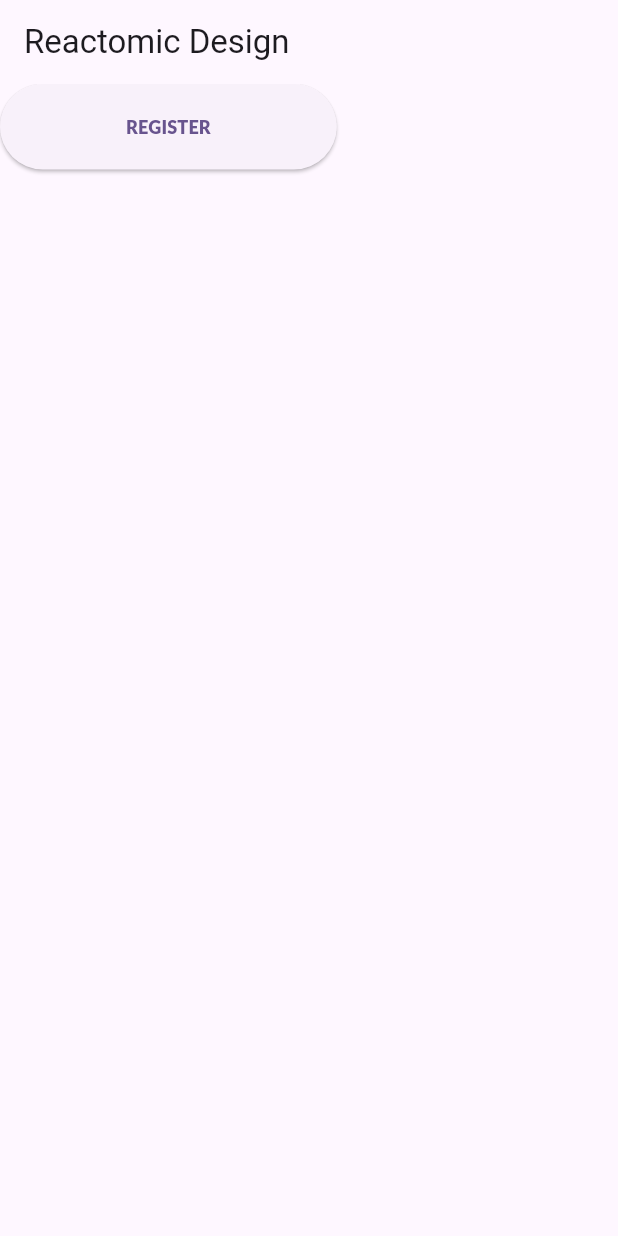
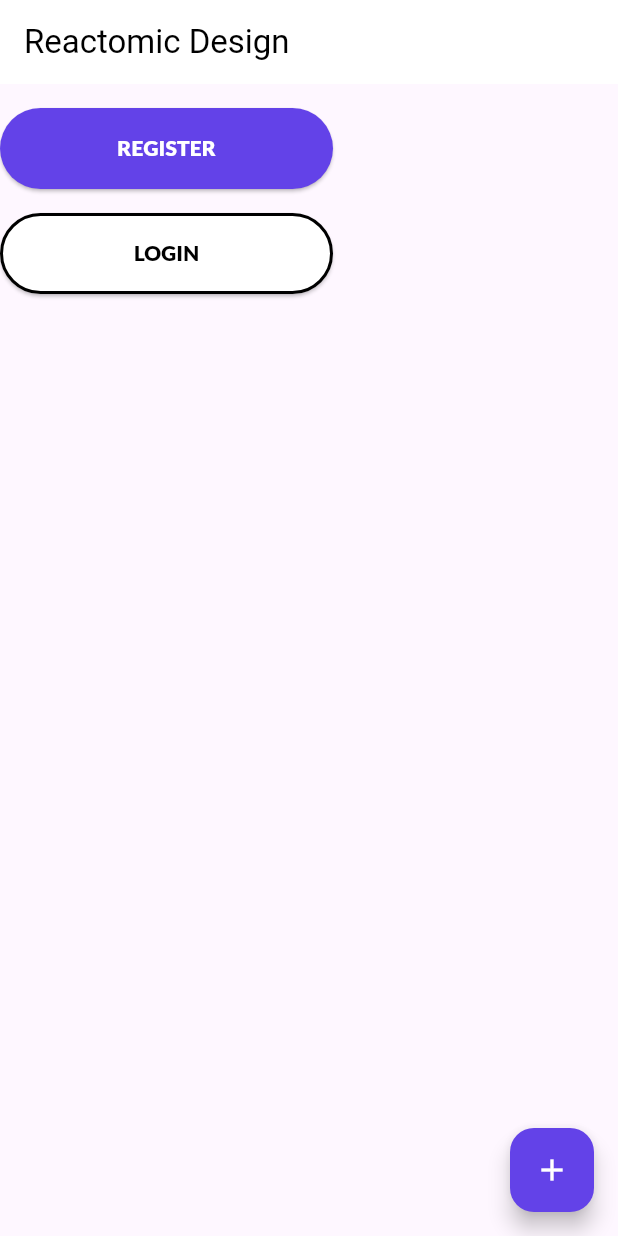
Before and after one commit to tiancris01/REACTIVE_DESIGN_PATTER, a Flutter app: the screen it shows after launch, after a tap on "REGISTER", on a phone screen of 412 x 824 dp. Run offline on Flutter 3.47's test engine with Material 3 defaults, Android fonts, the phone set to English and light mode, and no system bars; our stand-ins replace google_fonts.

```diff
--- a/example/lib/main.dart
+++ b/example/lib/main.dart
@@ -1,5 +1,11 @@
+import 'package:example/src/core/theme/app_theme.dart';
+import 'package:example/src/theme_bloc.dart';
 import 'package:flutter/material.dart';
 import 'package:reactomic_design/atoms/bottons/reactomic_main_button.dart';
+
+extension ThemeGetter on BuildContext {
+  ThemeData get themeData => Theme.of(this);
+}
 
 void main() {
   runApp(const MyApp());
@@ -10,19 +16,29 @@ class MyApp extends StatelessWidget {
 
   @override
   Widget build(BuildContext context) {
-    return MaterialApp(
-      title: 'Flutter Demo',
-      theme: ThemeData(
-        colorScheme: ColorScheme.fromSeed(seedColor: Colors.deepPurple),
-        useMaterial3: true,
-      ),
-      home: const TesterWidget(),
+    final ThemeBloc themeBloc = ThemeBloc();
+
+    return StreamBuilder<bool>(
+      stream: themeBloc.themeStream,
+      initialData: false,
+      builder: (context, snapshot) {
+        return MaterialApp(
+          title: 'Flutter Demo',
+          theme: AppTheme.light(),
+          darkTheme: AppTheme.dark(),
+          home: TesterWidget(
+            themeBloc: themeBloc,
+          ),
+          themeMode: snapshot.data == false ? ThemeMode.dark : ThemeMode.light,
+        );
+      },
     );
   }
 }
 
 class TesterWidget extends StatelessWidget {
-  const TesterWidget({super.key});
+  final ThemeBloc themeBloc;
+  const TesterWidget({super.key, required this.themeBloc});
 
   @override
   Widget build(BuildContext context) {
@@ -30,9 +46,30 @@ class TesterWidget extends StatelessWidget {
       appBar: AppBar(
         title: const Text('Reactomic Design'),
       ),
-      body: ReactomicMainButton(
-        label: 'REGISTER',
+      body: Column(
+        // crossAxisAlignment: CrossAxisAlignment.stretch,
+        children: [
+          const SizedBox(height: 16),
+          ReactomicMainButton(
+            label: 'REGISTER',
+            onPressed: () {
+              themeBloc.toggleTheme();
+            },
+          ),
+          const SizedBox(height: 16),
+          ReactomicMainButton.outlined(
+            stroke: 2.0,
+            label: 'LOGIN',
+            onPressed: () {
+              themeBloc.toggleTheme();
+            },
+          ),
+          // ElevatedButton.icon(onPressed: onPressed, label: label),
+        ],
+      ),
+      floatingActionButton: FloatingActionButton(
         onPressed: () {},
+        child: const Icon(Icons.add),
       ),
     );
   }
--- /dev/null
+++ b/example/lib/src/core/extentions/extentions.dart
@@ -0,0 +1,27 @@
+import 'package:example/src/core/theme/app_theme.dart';
+import 'package:example/src/core/theme/theme_extentions/colors_theme_extention.dart';
+import 'package:flutter/material.dart';
+
+extension AppThemeExtension on ThemeData {
+  ColorsThemeExtention get appColors =>
+      extension<ColorsThemeExtention>() ?? AppTheme.appColors;
+}
+
+/// Optional. If you also want to assign colors in the `ColorScheme`.
+extension ColorSchemeBuilder on ColorsThemeExtention {
+  ColorScheme toColorScheme(Brightness brightness) {
+    return ColorScheme(
+      brightness: brightness,
+      primary: primary,
+      onPrimary: onPrimary,
+      secondary: secondary,
+      onSecondary: onSecondary,
+      error: error,
+      onError: onError,
+      background: background,
+      onBackground: onBackground,
+      surface: surface,
+      onSurface: onSurface,
+    );
+  }
+}
--- /dev/null
+++ b/example/lib/src/core/theme/app_theme.dart
@@ -0,0 +1,126 @@
+import 'package:example/src/core/theme/theme_extentions/colors_theme_extention.dart';
+import 'package:example/src/core/theme/theme_extentions/font_extention.dart';
+import 'package:flutter/material.dart';
+import 'package:google_fonts/google_fonts.dart';
+import 'package:reactomic_design/foundations/colors_foundation.dart';
+
+class AppTheme {
+  static final singleton = AppTheme._internal();
+
+  AppTheme._internal();
+
+  factory AppTheme() => singleton;
+
+  static const lightColorScheme = ColorScheme.light(
+      brightness: Brightness.light,
+      primary: ColorsFoundation.primary,
+      tertiary: ColorsFoundation.tertiary);
+
+  static const dartkColorScheme = ColorScheme.dark(
+      brightness: Brightness.dark,
+      primary: ColorsFoundation.tertiary,
+      tertiary: ColorsFoundation.error);
+
+  static const appColors = ColorsThemeExtention(
+    primary: ColorsFoundation.primary,
+    onPrimary: ColorsFoundation.white,
+    secondary: ColorsFoundation.secondary,
+    onSecondary: ColorsFoundation.black,
+    error: ColorsFoundation.error,
+    onError: ColorsFoundation.white,
+    background: ColorsFoundation.white,
+    onBackground: ColorsFoundation.black,
+    surface: ColorsFoundation.white,
+    onSurface: ColorsFoundation.black,
+  );
+
+  static final _lato = GoogleFonts.lato();
+  static final _appTextTheme = FontExtention(
+    latoBlack104: _lato.copyWith(
+      fontSize: 104.0,
+      fontWeight: FontWeight.w900,
+    ),
+    latoBlack44: _lato.copyWith(
+      fontSize: 44.0,
+      fontWeight: FontWeight.w900,
+    ),
+    latoBlack24: _lato.copyWith(
+      fontSize: 24.0,
+      fontWeight: FontWeight.w900,
+    ),
+    latoBlack16: _lato.copyWith(
+      fontSize: 16.0,
+      fontWeight: FontWeight.w900,
+    ),
+    latoBlack14: _lato.copyWith(
+      fontSize: 14.0,
+      fontWeight: FontWeight.w900,
+    ),
+    latoBlack12: _lato.copyWith(
+      fontSize: 12.0,
+      fontWeight: FontWeight.w900,
+    ),
+    latoBlack11: _lato.copyWith(
+      fontSize: 11.0,
+      fontWeight: FontWeight.w900,
+    ),
+    latoBlack10: _lato.copyWith(
+      fontSize: 10.0,
+      fontWeight: FontWeight.w900,
+    ),
+    latoExtraBold10: GoogleFonts.lato(
+      fontSize: 10.0,
+      fontWeight: FontWeight.w800,
+    ),
+    latoBold18: GoogleFonts.lato(
+      fontSize: 18.0,
+      fontWeight: FontWeight.w700,
+    ),
+    latoBold14: GoogleFonts.lato(
+      fontSize: 14.0,
+      fontWeight: FontWeight.w700,
+    ),
+    latoBold12: GoogleFonts.lato(
+      fontSize: 12.0,
+      fontWeight: FontWeight.w700,
+    ),
+    latoRegular18: GoogleFonts.lato(
+      fontSize: 18.0,
+      fontWeight: FontWeight.w400,
+    ),
+    latoRegular14: GoogleFonts.lato(
+      fontSize: 14.0,
+      fontWeight: FontWeight.w400,
+    ),
+    latoRegular12: GoogleFonts.lato(
+      fontSize: 12.0,
+      fontWeight: FontWeight.w400,
+    ),
+    latoRegular11: GoogleFonts.lato(
+      fontSize: 11.0,
+      fontWeight: FontWeight.w400,
+    ),
+  );
+
+  static ThemeData light() {
+    final defaultTheme = ThemeData.light();
+    return defaultTheme.copyWith(
+      colorScheme: lightColorScheme,
+      extensions: [
+        appColors,
+        _appTextTheme,
+      ],
+    );
+  }
+
+  static ThemeData dark() {
+    final defaultTheme = ThemeData.dark();
+    return defaultTheme.copyWith(
+      extensions: [
+        appColors,
+        _appTextTheme,
+      ],
+      colorScheme: dartkColorScheme,
+    );
+  }
+}
--- /dev/null
+++ b/example/lib/src/core/theme/colors/theme_colors.dart
@@ -0,0 +1 @@
+class ThemeColors {}
--- /dev/null
+++ b/example/lib/src/core/theme/theme_extentions/colors_theme_extention.dart
@@ -0,0 +1,74 @@
+import 'package:flutter/material.dart';
+
+class ColorsThemeExtention extends ThemeExtension<ColorsThemeExtention> {
+  const ColorsThemeExtention({
+    required this.primary,
+    required this.secondary,
+    required this.background,
+    required this.surface,
+    required this.error,
+    required this.onPrimary,
+    required this.onSecondary,
+    required this.onBackground,
+    required this.onSurface,
+    required this.onError,
+  });
+
+  final Color primary;
+  final Color secondary;
+  final Color background;
+  final Color surface;
+  final Color error;
+  final Color onPrimary;
+  final Color onSecondary;
+  final Color onBackground;
+  final Color onSurface;
+  final Color onError;
+
+  @override
+  ThemeExtension<ColorsThemeExtention> copyWith({
+    Color? primary,
+    Color? secondary,
+    Color? background,
+    Color? surface,
+    Color? error,
+    Color? onPrimary,
+    Color? onSecondary,
+    Color? onBackground,
+    Color? onSurface,
+    Color? onError,
+  }) {
+    return ColorsThemeExtention(
+      primary: primary ?? this.primary,
+      secondary: secondary ?? this.secondary,
+      background: background ?? this.background,
+      surface: surface ?? this.surface,
+      error: error ?? this.error,
+      onPrimary: onPrimary ?? this.onPrimary,
+      onSecondary: onSecondary ?? this.onSecondary,
+      onBackground: onBackground ?? this.onBackground,
+      onSurface: onSurface ?? this.onSurface,
+      onError: onError ?? this.onError,
+    );
+  }
+
+  @override
+  ThemeExtension<ColorsThemeExtention> lerp(
+      covariant ThemeExtension<ColorsThemeExtention>? other, double t) {
+    if (other is! ColorsThemeExtention) {
+      return this;
+    }
+    return ColorsThemeExtention(
+      primary: Color.lerp(primary, other.primary, t)!,
+      secondary: Color.lerp(secondary, other.secondary, t)!,
+      background: Color.lerp(background, other.background, t)!,
+      surface: Color.lerp(surface, other.surface, t)!,
+      error: Color.lerp(error, other.error, t)!,
+      onPrimary: Color.lerp(onPrimary, other.onPrimary, t)!,
+      onSecondary: Color.lerp(onSecondary, other.onSecondary, t)!,
+      onBackground: Color.lerp(onBackground, other.onBackground, t)!,
+      onSurface: Color.lerp(onSurface, other.onSurface, t)!,
+      onError: Color.lerp(onError, other.onError, t)!,
+    );
+  }
+}
--- /dev/null
+++ b/example/lib/src/core/theme/theme_extentions/font_extention.dart
@@ -0,0 +1,105 @@
+import 'package:flutter/material.dart';
+
+class FontExtention extends ThemeExtension<FontExtention> {
+  final TextStyle latoBlack104;
+  final TextStyle latoBlack44;
+  final TextStyle latoBlack24;
+  final TextStyle latoBlack16;
+  final TextStyle latoBlack14;
+  final TextStyle latoBlack12;
+  final TextStyle latoBlack11;
+  final TextStyle latoBlack10;
+  final TextStyle latoExtraBold10;
+  final TextStyle latoBold18;
+  final TextStyle latoBold14;
+  final TextStyle latoBold12;
+  final TextStyle latoRegular18;
+  final TextStyle latoRegular14;
+  final TextStyle latoRegular12;
+  final TextStyle latoRegular11;
+
+  FontExtention({
+    required this.latoBlack104,
+    required this.latoBlack44,
+    required this.latoBlack24,
+    required this.latoBlack16,
+    required this.latoBlack14,
+    required this.latoBlack12,
+    required this.latoBlack11,
+    required this.latoBlack10,
+    required this.latoExtraBold10,
+    required this.latoBold18,
+    required this.latoBold14,
+    required this.latoBold12,
+    required this.latoRegular18,
+    required this.latoRegular14,
+    required this.latoRegular12,
+    required this.latoRegular11,
+  });
+
+  @override
+  ThemeExtension<FontExtention> copyWith({
+    TextStyle? latoBlack104,
+    TextStyle? latoBlack44,
+    TextStyle? latoBlack24,
+    TextStyle? latoBlack16,
+    TextStyle? latoBlack14,
+    TextStyle? latoBlack12,
+    TextStyle? latoBlack11,
+    TextStyle? latoBlack10,
+    TextStyle? latoExtraBold10,
+    TextStyle? latoBold18,
+    TextStyle? latoBold14,
+    TextStyle? latoBold12,
+    TextStyle? latoRegular18,
+    TextStyle? latoRegular14,
+    TextStyle? latoRegular12,
+    TextStyle? latoRegular11,
+  }) {
+    return FontExtention(
+      latoBlack104: latoBlack104 ?? this.latoBlack104,
+      latoBlack44: latoBlack44 ?? this.latoBlack44,
+      latoBlack24: latoBlack24 ?? this.latoBlack24,
+      latoBlack16: latoBlack16 ?? this.latoBlack16,
+      latoBlack14: latoBlack14 ?? this.latoBlack14,
+      latoBlack12: latoBlack12 ?? this.latoBlack12,
+      latoBlack11: latoBlack11 ?? this.latoBlack11,
+      latoBlack10: latoBlack10 ?? this.latoBlack10,
+      latoExtraBold10: latoExtraBold10 ?? this.latoExtraBold10,
+      latoBold18: latoBold18 ?? this.latoBold18,
+      latoBold14: latoBold14 ?? this.latoBold14,
+      latoBold12: latoBold12 ?? this.latoBold12,
+      latoRegular18: latoRegular18 ?? this.latoRegular18,
+      latoRegular14: latoRegular14 ?? this.latoRegular14,
+      latoRegular12: latoRegular12 ?? this.latoRegular12,
+      latoRegular11: latoRegular11 ?? this.latoRegular11,
+    );
+  }
+
+  @override
+  ThemeExtension<FontExtention> lerp(
+      covariant ThemeExtension<FontExtention>? other, double t) {
+    if (other is! FontExtention) {
+      return this;
+    }
+    return FontExtention(
+      latoBlack104: TextStyle.lerp(latoBlack104, other.latoBlack104, t)!,
+      latoBlack44: TextStyle.lerp(latoBlack44, other.latoBlack44, t)!,
+      latoBlack24: TextStyle.lerp(latoBlack24, other.latoBlack24, t)!,
+      latoBlack16: TextStyle.lerp(latoBlack16, other.latoBlack16, t)!,
+      latoBlack14: TextStyle.lerp(latoBlack14, other.latoBlack14, t)!,
+      latoBlack12: TextStyle.lerp(latoBlack12, other.latoBlack12, t)!,
+      latoBlack11: TextStyle.lerp(latoBlack11, other.latoBlack11, t)!,
+      latoBlack10: TextStyle.lerp(latoBlack10, other.latoBlack10, t)!,
+      latoExtraBold10:
+          TextStyle.lerp(latoExtraBold10, other.latoExtraBold10, t)!,
+      latoBold18: TextStyle.lerp(latoBold18, other.latoBold18, t)!,
+      latoBold14: TextStyle.lerp(latoBold14, other.latoBold14, t)!,
+      latoBold12: TextStyle.lerp(latoBold12, other.latoBold12, t)!,
+      latoRegular18: TextStyle.lerp(latoRegular18, other.latoRegular18, t)!,
+      latoRegular14: TextStyle.lerp(latoRegular14, other.latoRegular14, t)!,
+      latoRegular12: TextStyle.lerp(latoRegular12, other.latoRegular12, t)!,
+      latoRegular11: TextStyle.lerp(latoRegular11, other.latoRegular11, t)!,
+    );
+  }
+}
--- /dev/null
+++ b/example/lib/src/theme_bloc.dart
@@ -0,0 +1,21 @@
+import 'dart:async';
+
+class ThemeBloc {
+  final _themeController = StreamController<bool>.broadcast();
+  Stream<bool> get themeStream => _themeController.stream;
+
+  bool _isDarkMode = false;
+
+  ThemeBloc() {
+    _themeController.sink.add(_isDarkMode); // Emit initial value
+  }
+
+  void toggleTheme() {
+    _isDarkMode = !_isDarkMode;
+    _themeController.sink.add(_isDarkMode);
+  }
+
+  void dispose() {
+    _themeController.close();
+  }
+}
--- a/example/pubspec.yaml
+++ b/example/pubspec.yaml
@@ -30,6 +30,7 @@ environment:
 dependencies:
   flutter:
     sdk: flutter
+  google_fonts: ^6.2.1
 
   # The following adds the Cupertino Icons font to your application.
   # Use with the CupertinoIcons class for iOS style icons.
--- a/lib/atoms/bottons/reactomic_main_button.dart
+++ b/lib/atoms/bottons/reactomic_main_button.dart
@@ -1,27 +1,78 @@
 import 'package:flutter/material.dart';
+import 'package:reactomic_design/atoms/bottons/supper_button.dart';
+import 'package:reactomic_design/foundations/colors_foundation.dart';
 import 'package:reactomic_design/foundations/fonts_foundation.dart';
 
-class ReactomicMainButton extends StatelessWidget {
+class ReactomicMainButton extends SupperButton {
   const ReactomicMainButton({
     super.key,
+    required super.label,
+    required super.onPressed,
+  });
+
+  factory ReactomicMainButton.outlined({
+    double stroke = 2.0,
     required String label,
     required VoidCallback onPressed,
-  })  : _label = label,
-        _onPressed = onPressed;
-
-  final String _label;
-  final VoidCallback _onPressed;
+  }) {
+    return _isOutlinedButtonRx(
+      label: label,
+      stroke: stroke,
+      onPressed: onPressed,
+    );
+  }
 
   @override
-  Widget build(BuildContext context) {
-    return ElevatedButton(
-      style: ButtonStyle(
-        padding: WidgetStateProperty.all<EdgeInsetsGeometry>(
-          const EdgeInsets.symmetric(horizontal: 84, vertical: 20),
+  ButtonStyle getButtonStyle(BuildContext context) {
+    final theme = Theme.of(context);
+    return ButtonStyle(
+      backgroundColor: WidgetStateProperty.all(
+        theme.brightness == Brightness.dark
+            ? ColorsFoundation.tertiary
+            : ColorsFoundation.primary,
+      ),
+      minimumSize: WidgetStateProperty.all(const Size(222, 54)),
+    );
+  }
+
+  @override
+  TextStyle getLabelStyle(BuildContext context) {
+    final theme = Theme.of(context);
+    return theme.brightness == Brightness.light
+        ? FontsFoundation.black.fz14.copyWith(color: ColorsFoundation.white)
+        : FontsFoundation.black.fz14.copyWith(color: ColorsFoundation.black);
+  }
+}
+
+class _isOutlinedButtonRx extends ReactomicMainButton {
+  final double _stroke;
+  const _isOutlinedButtonRx({
+    required super.label,
+    required super.onPressed,
+    double stroke = 2.0,
+  }) : _stroke = stroke;
+
+  @override
+  ButtonStyle getButtonStyle(BuildContext context) {
+    final theme = Theme.of(context);
+    return ButtonStyle(
+      minimumSize: WidgetStateProperty.all(const Size(222, 54)),
+      side: WidgetStateProperty.all(
+        BorderSide(
+          color: theme.brightness == Brightness.dark
+              ? theme.colorScheme.tertiary
+              : ColorsFoundation.black,
+          width: _stroke,
         ),
       ),
-      onPressed: _onPressed,
-      child: Text(_label, style: FontsFoundation.black.fz12),
     );
   }
+
+  @override
+  TextStyle getLabelStyle(BuildContext context) {
+    final theme = Theme.of(context);
+    return theme.brightness == Brightness.dark
+        ? FontsFoundation.black.fz14.copyWith(color: ColorsFoundation.white)
+        : FontsFoundation.black.fz14.copyWith(color: ColorsFoundation.black);
+  }
 }
--- /dev/null
+++ b/lib/atoms/bottons/supper_button.dart
@@ -0,0 +1,26 @@
+import 'package:flutter/material.dart';
+
+abstract class SupperButton extends StatelessWidget {
+  final String label;
+  final VoidCallback onPressed;
+
+  const SupperButton({
+    super.key,
+    required this.label,
+    required this.onPressed,
+  });
+
+  @override
+  Widget build(BuildContext context) {
+    return ElevatedButton(
+      style: getButtonStyle(context),
+      onPressed: onPressed,
+      child: Text(label, style: getLabelStyle(context)),
+    );
+  }
+
+  @protected
+  ButtonStyle getButtonStyle(BuildContext context);
+  @protected
+  TextStyle getLabelStyle(BuildContext context);
+}
--- a/pubspec.yaml
+++ b/pubspec.yaml
@@ -10,6 +10,7 @@ environment:
 dependencies:
   flutter:
     sdk: flutter
+  google_fonts: ^6.2.1
 
 dev_dependencies:
   flutter_test:
@@ -21,7 +22,6 @@ dev_dependencies:
 # For information on the generic Dart part of this file, see the
 # following page: https://dart.dev/tools/pub/pubspec
 # The following section is specific to Flutter packages.
-
 flutter_gen:
   output: lib/tokens/gen
 
@@ -36,17 +36,13 @@ flutter_gen:
       package_parameter_enabled: true
       # Assets.imagesChip
       # style: camel-case
-
       # Assets.images_chip
       # style: snake-case
-
       # Assets.images.chip (default style)
       style: dot-delimiter
-
     # exclude:
     #   - assets-extern/*
     #   - pictures/chip5.jpg
-
   fonts:
     enabled: true
     outputs:
```
Also changed, not shown: example/pubspec.lock, 6 other files.
